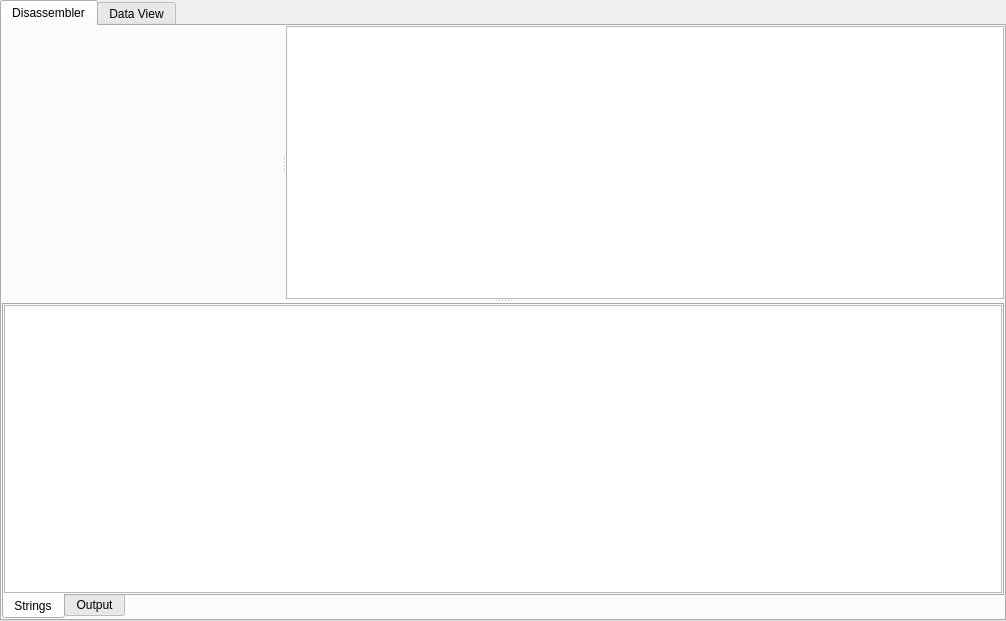
Above: views/disassemblerview/disassemblerview.ui from PREF/PREF before the change. Below: the same form after it.
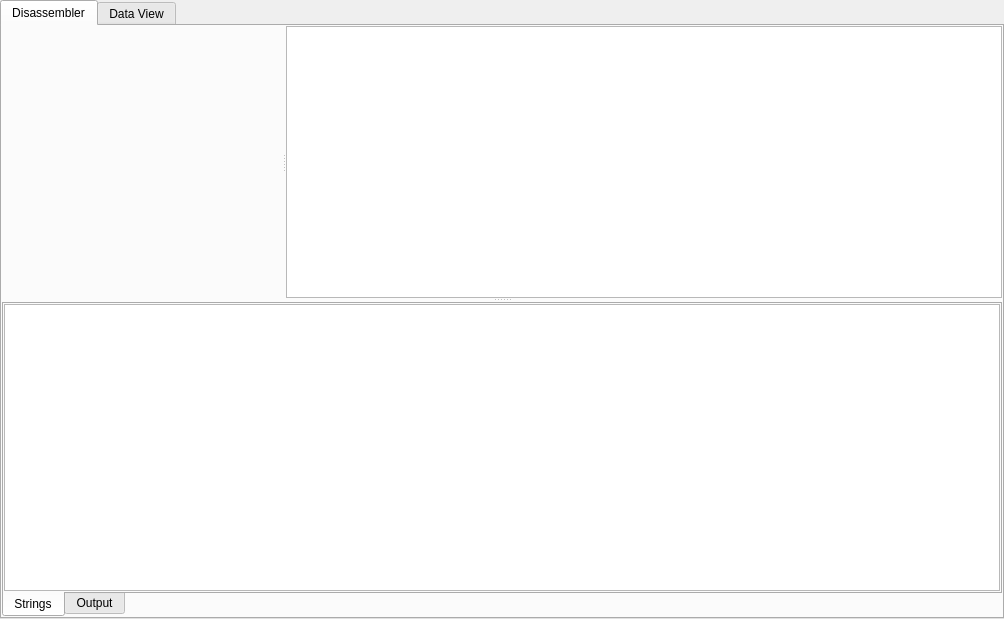
That is the form after the change. Custom widgets are drawn as their Qt base class.

Commit message: DisassemblerView: Resize All Columns in Function List

```diff
--- a/views/disassemblerview/disassemblerview.ui
+++ b/views/disassemblerview/disassemblerview.ui
@@ -6,8 +6,8 @@
    <rect>
     <x>0</x>
     <y>0</y>
-    <width>1006</width>
-    <height>621</height>
+    <width>1004</width>
+    <height>619</height>
    </rect>
   </property>
   <property name="windowTitle">
@@ -69,9 +69,6 @@
            <property name="selectionBehavior">
             <enum>QAbstractItemView::SelectRows</enum>
            </property>
-           <attribute name="horizontalHeaderStretchLastSection">
-            <bool>true</bool>
-           </attribute>
           </widget>
          </widget>
          <widget class="QTabWidget" name="tabOverview">
```
The commit also changes 1 other file.
